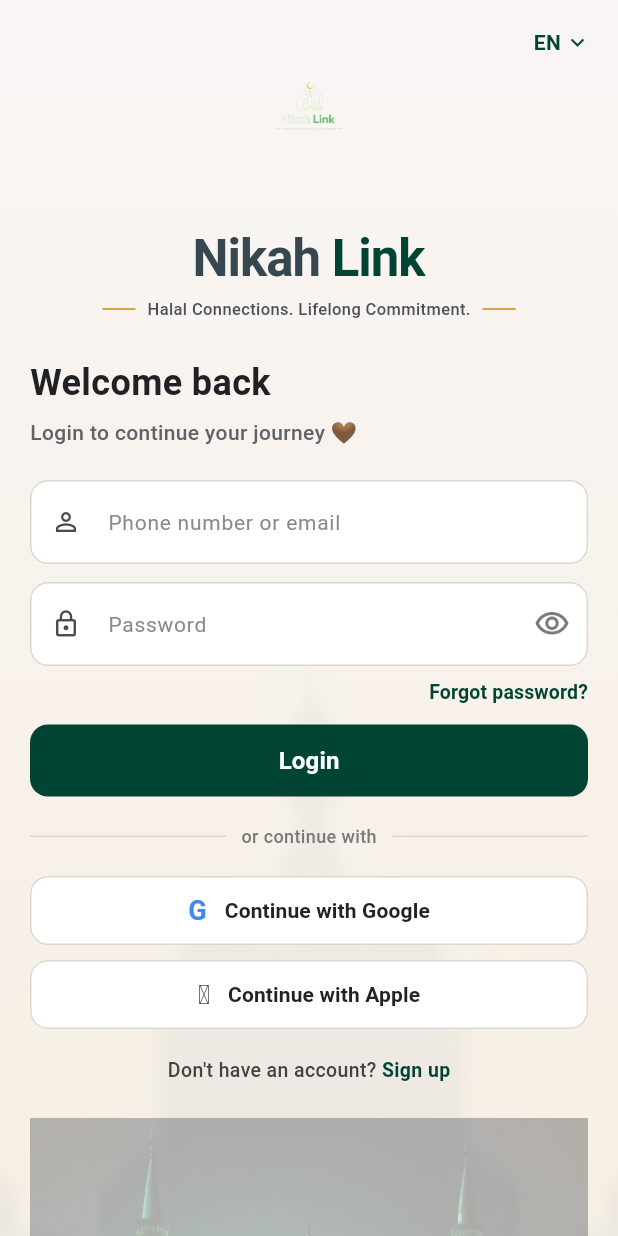
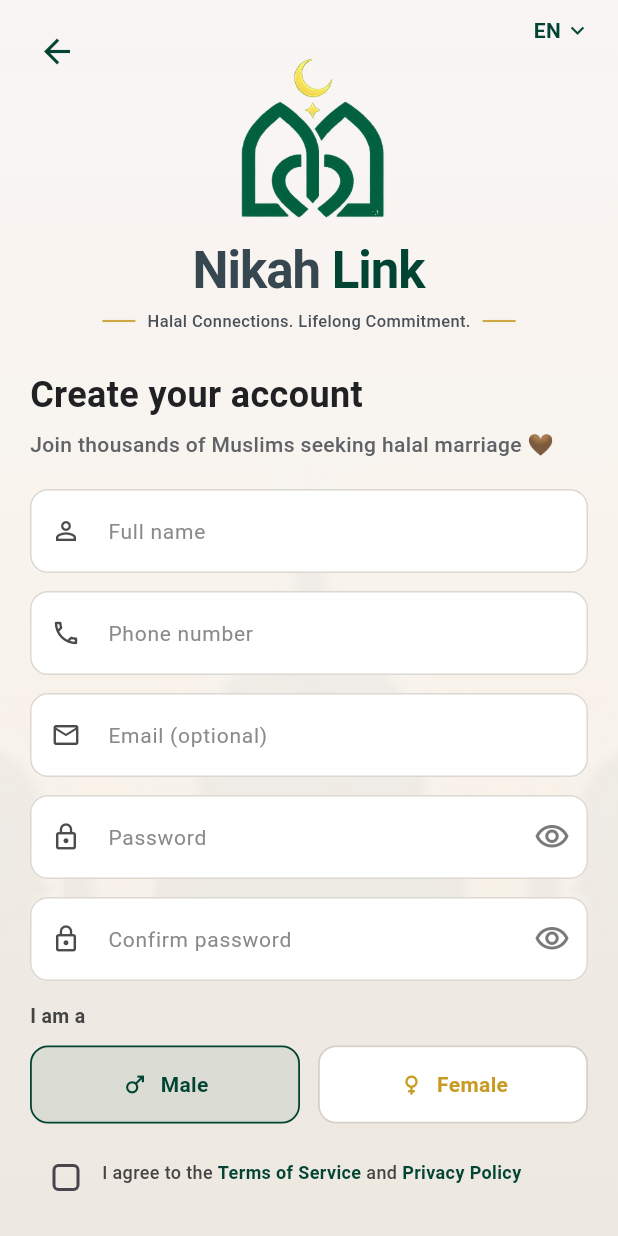
Before and after one commit to NawwalIbraheem/halal_link, a Flutter app: the screen it shows after launch, after a tap on "Sign up", on a phone screen of 412 x 824 dp. Run offline on Flutter 3.47's test engine with Material 3 defaults, Android fonts, the phone set to English and light mode, and no system bars; Roboto replaces fonts that are missing (Poppins).

Commit message:
splash screen and login page

```diff
--- a/lib/screens/login_screen.dart
+++ b/lib/screens/login_screen.dart
@@ -1,6 +1,8 @@
 import 'package:flutter/material.dart';
+import 'package:flutter/services.dart';
 
 import '../constants/app_colors.dart';
+import 'signup_screen.dart';
 
 class LoginScreen extends StatefulWidget {
   const LoginScreen({super.key});
@@ -14,11 +16,20 @@ class _LoginScreenState extends State<LoginScreen> {
 
   @override
   Widget build(BuildContext context) {
-		return Scaffold(
+    return AnnotatedRegion<SystemUiOverlayStyle>(
+      value: const SystemUiOverlayStyle(
+        statusBarColor: Colors.transparent,
+        statusBarIconBrightness: Brightness.dark,
+        statusBarBrightness: Brightness.light,
+      ),
+      child: Scaffold(
         backgroundColor: const Color(0xfffbfbf7),
-			body: SafeArea(
-				child: LayoutBuilder(
+        extendBodyBehindAppBar: true,
+        body: LayoutBuilder(
           builder: (context, constraints) {
+            final topInset = MediaQuery.of(context).padding.top;
+            final bottomInset = MediaQuery.of(context).padding.bottom;
+
             return Container(
               decoration: const BoxDecoration(
                 gradient: LinearGradient(
@@ -27,11 +38,6 @@ class _LoginScreenState extends State<LoginScreen> {
                   colors: [Color(0xfffdfdfb), Color(0xfff7f4eb)],
                 ),
               ),
-							child: SingleChildScrollView(
-								physics: const BouncingScrollPhysics(),
-								child: ConstrainedBox(
-									constraints: BoxConstraints(minHeight: constraints.maxHeight),
-									child: IntrinsicHeight(
               child: Stack(
                 children: [
                   Positioned.fill(
@@ -45,7 +51,7 @@ class _LoginScreenState extends State<LoginScreen> {
                     ),
                   ),
                   Positioned(
-													top: 18,
+                    top: topInset + 10,
                     right: 18,
                     child: Row(
                       mainAxisSize: MainAxisSize.min,
@@ -67,15 +73,24 @@ class _LoginScreenState extends State<LoginScreen> {
                       ],
                     ),
                   ),
-												Padding(
-													padding: const EdgeInsets.symmetric(horizontal: 20),
+                  Positioned.fill(
+                    child: SingleChildScrollView(
+                      physics: const BouncingScrollPhysics(),
+                      child: ConstrainedBox(
+                        constraints: BoxConstraints(
+                          minWidth: constraints.maxWidth,
+                          minHeight: constraints.maxHeight,
+                        ),
+                        child: IntrinsicHeight(
+                          child: Padding(
+                            padding: EdgeInsets.fromLTRB(20, topInset + 28, 20, bottomInset + 10),
                             child: Column(
                             children: [
-															const SizedBox(height: 30),
                               Image.asset(
-																'lib/assets/images/logo.png',
-																width: 112,
-																height: 112,
+                                'lib/assets/images/nikah_link_icon_green.png',
+                                width: 126,
+                                height: 126,
+                                fit: BoxFit.contain,
                               ),
                               const SizedBox(height: 10),
                               RichText(
@@ -90,7 +105,7 @@ class _LoginScreenState extends State<LoginScreen> {
                                         letterSpacing: -0.7,
                                       ),
                                     ),
-																		TextSpan(
+                                    const TextSpan(
                                       text: 'Link',
                                       style: TextStyle(
                                         fontSize: 34,
@@ -129,11 +144,11 @@ class _LoginScreenState extends State<LoginScreen> {
                                 ],
                               ),
                               const SizedBox(height: 24),
-															Align(
+                              const Align(
                                 alignment: Alignment.centerLeft,
                                 child: Column(
                                   crossAxisAlignment: CrossAxisAlignment.start,
-																	children: const [
+                                  children: [
                                     Text(
                                       'Welcome back',
                                       style: TextStyle(
@@ -155,7 +170,7 @@ class _LoginScreenState extends State<LoginScreen> {
                                 ),
                               ),
                               const SizedBox(height: 22),
-															_AuthField(
+                              const _AuthField(
                                 hintText: 'Phone number or email',
                                 prefixIcon: Icons.person_outline,
                               ),
@@ -244,13 +259,13 @@ class _LoginScreenState extends State<LoginScreen> {
                                 ],
                               ),
                               const SizedBox(height: 18),
-															_SocialButton(
+                              const _SocialButton(
                                 label: 'Continue with Google',
                                 icon: 'G',
-																iconColor: const Color(0xff4285f4),
+                                iconColor: Color(0xff4285f4),
                               ),
                               const SizedBox(height: 10),
-															_SocialButton(
+                              const _SocialButton(
                                 label: 'Continue with Apple',
                                 icon: '\u{f8ff}',
                                 iconColor: Colors.black,
@@ -270,7 +285,13 @@ class _LoginScreenState extends State<LoginScreen> {
                                       ),
                                     ),
                                     GestureDetector(
-																			onTap: () {},
+                                      onTap: () {
+                                        Navigator.of(context).push(
+                                          MaterialPageRoute(
+                                            builder: (_) => const SignupScreen(),
+                                          ),
+                                        );
+                                      },
                                       child: const Text(
                                         'Sign up',
                                         style: TextStyle(
@@ -285,8 +306,8 @@ class _LoginScreenState extends State<LoginScreen> {
                               ),
                               const SizedBox(height: 22),
                               const Spacer(),
-															Padding(
-																padding: const EdgeInsets.only(bottom: 0),
+                              SizedBox(
+                                width: double.infinity,
                                 child: Opacity(
                                   opacity: 0.28,
                                   child: Image.asset(
@@ -299,10 +320,11 @@ class _LoginScreenState extends State<LoginScreen> {
                             ],
                           ),
                         ),
-											],
                       ),
                     ),
                     ),
+                  ),
+                ],
               ),
             );
           },
--- a/lib/screens/signup_screen.dart
+++ b/lib/screens/signup_screen.dart
@@ -0,0 +1,504 @@
+import 'package:flutter/material.dart';
+import 'package:flutter/services.dart';
+
+import '../constants/app_colors.dart';
+
+class SignupScreen extends StatefulWidget {
+	const SignupScreen({super.key});
+
+	@override
+	State<SignupScreen> createState() => _SignupScreenState();
+}
+
+class _SignupScreenState extends State<SignupScreen> {
+	bool _obscurePassword = true;
+	bool _obscureConfirmPassword = true;
+	bool _agreeToTerms = false;
+	String _selectedGender = 'Male';
+
+	@override
+	Widget build(BuildContext context) {
+		return AnnotatedRegion<SystemUiOverlayStyle>(
+			value: const SystemUiOverlayStyle(
+				statusBarColor: Colors.transparent,
+				statusBarIconBrightness: Brightness.dark,
+				statusBarBrightness: Brightness.light,
+			),
+			child: Scaffold(
+				backgroundColor: const Color(0xfffbfbf7),
+				extendBodyBehindAppBar: true,
+				body: LayoutBuilder(
+					builder: (context, constraints) {
+						final topInset = MediaQuery.of(context).padding.top;
+						final bottomInset = MediaQuery.of(context).padding.bottom;
+
+						return Container(
+							decoration: const BoxDecoration(
+								gradient: LinearGradient(
+									begin: Alignment.topCenter,
+									end: Alignment.bottomCenter,
+									colors: [Color(0xfffdfdfb), Color(0xfff7f4eb)],
+								),
+							),
+							child: Stack(
+								children: [
+									Positioned.fill(
+										child: Opacity(
+											opacity: 0.05,
+											child: Image.asset(
+												'lib/assets/images/Mosque Skyline.jpg',
+												fit: BoxFit.cover,
+												alignment: Alignment.bottomCenter,
+											),
+										),
+									),
+									Positioned(
+										top: topInset + 10,
+										left: 14,
+										child: IconButton(
+											onPressed: () => Navigator.of(context).maybePop(),
+											icon: const Icon(
+												Icons.arrow_back,
+												color: AppColors.primaryGreen,
+												size: 26,
+											),
+										),
+									),
+									Positioned(
+										top: topInset + 10,
+										right: 18,
+										child: Row(
+											mainAxisSize: MainAxisSize.min,
+											children: const [
+												Text(
+													'EN',
+													style: TextStyle(
+														color: AppColors.primaryGreen,
+														fontWeight: FontWeight.w700,
+														fontSize: 14,
+													),
+												),
+												SizedBox(width: 2),
+												Icon(
+													Icons.keyboard_arrow_down,
+													color: AppColors.primaryGreen,
+													size: 18,
+												),
+											],
+										),
+									),
+									Positioned.fill(
+										child: SingleChildScrollView(
+											physics: const BouncingScrollPhysics(),
+											child: ConstrainedBox(
+												constraints: BoxConstraints(
+													minWidth: constraints.maxWidth,
+													minHeight: constraints.maxHeight,
+												),
+												child: IntrinsicHeight(
+													child: Padding(
+														padding: EdgeInsets.fromLTRB(20, topInset + 24, 20, bottomInset + 10),
+														child: Column(
+															children: [
+																Image.asset(
+																	'lib/assets/images/nikah_link_icon_green.png',
+																	width: 126,
+																	height: 126,
+																	fit: BoxFit.contain,
+																),
+																const SizedBox(height: 10),
+																RichText(
+																	text: TextSpan(
+																		children: [
+																			TextSpan(
+																				text: 'Nikah ',
+																				style: TextStyle(
+																					fontSize: 34,
+																					fontWeight: FontWeight.w700,
+																					color: Colors.blueGrey.shade800,
+																					letterSpacing: -0.7,
+																				),
+																			),
+																			const TextSpan(
+																				text: 'Link',
+																				style: TextStyle(
+																					fontSize: 34,
+																					fontWeight: FontWeight.w700,
+																					color: AppColors.primaryGreen,
+																					letterSpacing: -0.7,
+																				),
+																			),
+																		],
+																	),
+																),
+																const SizedBox(height: 6),
+																Row(
+																	mainAxisAlignment: MainAxisAlignment.center,
+																	children: [
+																		Container(
+																			width: 22,
+																			height: 1.4,
+																			color: const Color.fromRGBO(200, 155, 36, 0.85),
+																		),
+																		const SizedBox(width: 8),
+																		const Text(
+																			'Halal Connections. Lifelong Commitment.',
+																			style: TextStyle(
+																				color: Color(0xff495057),
+																				fontSize: 11,
+																				fontWeight: FontWeight.w500,
+																			),
+																		),
+																		const SizedBox(width: 8),
+																		Container(
+																			width: 22,
+																			height: 1.4,
+																			color: const Color.fromRGBO(200, 155, 36, 0.85),
+																		),
+																	],
+																),
+																const SizedBox(height: 24),
+																const Align(
+																	alignment: Alignment.centerLeft,
+																	child: Column(
+																		crossAxisAlignment: CrossAxisAlignment.start,
+																		children: [
+																			Text(
+																				'Create your account',
+																				style: TextStyle(
+																					fontSize: 24,
+																					fontWeight: FontWeight.w700,
+																					color: Color(0xff202124),
+																				),
+																			),
+																			SizedBox(height: 6),
+																			Text(
+																				'Join thousands of Muslims seeking halal marriage 🤎',
+																				style: TextStyle(
+																					fontSize: 14,
+																					color: Color(0xff5f6368),
+																					fontWeight: FontWeight.w500,
+																				),
+																			),
+																		],
+																	),
+																),
+																const SizedBox(height: 20),
+																const _AuthField(
+																	hintText: 'Full name',
+																	prefixIcon: Icons.person_outline,
+																),
+																const SizedBox(height: 12),
+																const _AuthField(
+																	hintText: 'Phone number',
+																	prefixIcon: Icons.phone_outlined,
+																),
+																const SizedBox(height: 12),
+																const _AuthField(
+																	hintText: 'Email (optional)',
+																	prefixIcon: Icons.mail_outline,
+																),
+																const SizedBox(height: 12),
+																_AuthField(
+																	hintText: 'Password',
+																	prefixIcon: Icons.lock_outline,
+																	obscureText: _obscurePassword,
+																	suffixIcon: IconButton(
+																		onPressed: () {
+																			setState(() {
+																				_obscurePassword = !_obscurePassword;
+																			});
+																		},
+																		icon: Icon(
+																			_obscurePassword ? Icons.visibility_outlined : Icons.visibility_off_outlined,
+																			color: const Color(0xff7a7a7a),
+																		),
+																	),
+																),
+																const SizedBox(height: 12),
+																_AuthField(
+																	hintText: 'Confirm password',
+																	prefixIcon: Icons.lock_outline,
+																	obscureText: _obscureConfirmPassword,
+																	suffixIcon: IconButton(
+																		onPressed: () {
+																			setState(() {
+																				_obscureConfirmPassword = !_obscureConfirmPassword;
+																			});
+																		},
+																		icon: Icon(
+																			_obscureConfirmPassword ? Icons.visibility_outlined : Icons.visibility_off_outlined,
+																			color: const Color(0xff7a7a7a),
+																		),
+																	),
+																),
+																const SizedBox(height: 14),
+																const Align(
+																	alignment: Alignment.centerLeft,
+																	child: Text(
+																		'I am a',
+																		style: TextStyle(
+																			fontSize: 13,
+																			fontWeight: FontWeight.w600,
+																			color: Color(0xff444444),
+																		),
+																	),
+																),
+																const SizedBox(height: 10),
+																Row(
+																	children: [
+																		Expanded(
+																			child: _GenderOption(
+																				label: 'Male',
+																				icon: Icons.male,
+																				active: _selectedGender == 'Male',
+																				color: AppColors.primaryGreen,
+																				onTap: () => setState(() => _selectedGender = 'Male'),
+																			),
+																		),
+																		const SizedBox(width: 12),
+																		Expanded(
+																			child: _GenderOption(
+																				label: 'Female',
+																				icon: Icons.female,
+																				active: _selectedGender == 'Female',
+																				color: AppColors.gold,
+																				onTap: () => setState(() => _selectedGender = 'Female'),
+																			),
+																		),
+																	],
+																),
+																const SizedBox(height: 14),
+																Row(
+																	crossAxisAlignment: CrossAxisAlignment.start,
+																	children: [
+																		Transform.translate(
+																			offset: const Offset(0, -2),
+																			child: Checkbox(
+																				value: _agreeToTerms,
+																				onChanged: (value) {
+																					setState(() {
+																						_agreeToTerms = value ?? false;
+																					});
+																				},
+																				activeColor: AppColors.primaryGreen,
+																				shape: RoundedRectangleBorder(borderRadius: BorderRadius.circular(4)),
+																			),
+																		),
+																		Expanded(
+																			child: Padding(
+																				padding: const EdgeInsets.only(top: 10),
+																				child: Wrap(
+																					children: const [
+																						Text(
+																							'I agree to the ',
+																							style: TextStyle(
+																								color: Color(0xff444444),
+																								fontSize: 12,
+																								fontWeight: FontWeight.w500,
+																							),
+																						),
+																						Text(
+																							'Terms of Service',
+																							style: TextStyle(
+																								color: AppColors.primaryGreen,
+																								fontSize: 12,
+																								fontWeight: FontWeight.w700,
+																							),
+																						),
+																						Text(
+																							' and ',
+																							style: TextStyle(
+																								color: Color(0xff444444),
+																								fontSize: 12,
+																								fontWeight: FontWeight.w500,
+																							),
+																						),
+																						Text(
+																							'Privacy Policy',
+																							style: TextStyle(
+																								color: AppColors.primaryGreen,
+																								fontSize: 12,
+																								fontWeight: FontWeight.w700,
+																							),
+																						),
+																					],
+																				),
+																			),
+																		),
+																	],
+																),
+																const SizedBox(height: 14),
+																SizedBox(
+																	width: double.infinity,
+																	height: 48,
+																	child: ElevatedButton(
+																		onPressed: () {},
+																		style: ElevatedButton.styleFrom(
+																			backgroundColor: AppColors.primaryGreen,
+																			foregroundColor: Colors.white,
+																			elevation: 0,
+																			shape: RoundedRectangleBorder(
+																				borderRadius: BorderRadius.circular(12),
+																			),
+																		),
+																		child: const Text(
+																			'Create Account',
+																			style: TextStyle(
+																				fontSize: 16,
+																				fontWeight: FontWeight.w700,
+																			),
+																		),
+																	),
+																),
+																const SizedBox(height: 16),
+																Center(
+																	child: Wrap(
+																		crossAxisAlignment: WrapCrossAlignment.center,
+																		children: [
+																			const Text(
+																				'Already have an account? ',
+																				style: TextStyle(
+																					color: Color(0xff434343),
+																					fontSize: 13,
+																					fontWeight: FontWeight.w500,
+																				),
+																			),
+																			GestureDetector(
+																				onTap: () => Navigator.of(context).maybePop(),
+																				child: const Text(
+																					'Login',
+																					style: TextStyle(
+																						color: AppColors.primaryGreen,
+																						fontSize: 13,
+																						fontWeight: FontWeight.w700,
+																					),
+																				),
+																			),
+																		],
+																	),
+																),
+																const Spacer(),
+																Opacity(
+																	opacity: 0.28,
+																	child: Image.asset(
+																		'lib/assets/images/Mosque Skyline 2.jpg',
+																		fit: BoxFit.fitWidth,
+																		width: double.infinity,
+																	),
+																),
+															],
+														),
+													),
+												),
+											),
+										),
+									),
+								],
+							),
+						);
+					},
+				),
+			),
+		);
+	}
+}
+
+class _AuthField extends StatelessWidget {
+	const _AuthField({
+		required this.hintText,
+		required this.prefixIcon,
+		this.suffixIcon,
+		this.obscureText = false,
+	});
+
+	final String hintText;
+	final IconData prefixIcon;
+	final Widget? suffixIcon;
+	final bool obscureText;
+
+	@override
+	Widget build(BuildContext context) {
+		return TextField(
+			obscureText: obscureText,
+			decoration: InputDecoration(
+				hintText: hintText,
+				hintStyle: const TextStyle(
+					color: Color(0xff8a8a8a),
+					fontSize: 14,
+					fontWeight: FontWeight.w400,
+				),
+				filled: true,
+				fillColor: Colors.white,
+				contentPadding: const EdgeInsets.symmetric(horizontal: 16, vertical: 16),
+				prefixIcon: Icon(prefixIcon, color: const Color(0xff4b4b4b), size: 20),
+				suffixIcon: suffixIcon,
+				border: OutlineInputBorder(
+					borderRadius: BorderRadius.circular(12),
+					borderSide: const BorderSide(color: Color(0xffdbd8cf)),
+				),
+				enabledBorder: OutlineInputBorder(
+					borderRadius: BorderRadius.circular(12),
+					borderSide: const BorderSide(color: Color(0xffdbd8cf)),
+				),
+				focusedBorder: OutlineInputBorder(
+					borderRadius: BorderRadius.circular(12),
+					borderSide: const BorderSide(color: AppColors.primaryGreen, width: 1.2),
+				),
+			),
+		);
+	}
+}
+
+class _GenderOption extends StatelessWidget {
+	const _GenderOption({
+		required this.label,
+		required this.icon,
+		required this.active,
+		required this.color,
+		required this.onTap,
+	});
+
+	final String label;
+	final IconData icon;
+	final bool active;
+	final Color color;
+	final VoidCallback onTap;
+
+	@override
+	Widget build(BuildContext context) {
+		final borderColor = active ? color : const Color(0xffd7d2c7);
+		final backgroundColor = active
+			? (color == AppColors.primaryGreen
+				? const Color.fromRGBO(1, 68, 51, 0.08)
+				: const Color.fromRGBO(200, 155, 36, 0.08))
+			: Colors.white;
+
+		return InkWell(
+			onTap: onTap,
+			borderRadius: BorderRadius.circular(12),
+			child: Container(
+				height: 52,
+				decoration: BoxDecoration(
+					color: backgroundColor,
+					borderRadius: BorderRadius.circular(12),
+					border: Border.all(color: borderColor, width: 1.2),
+				),
+				child: Row(
+					mainAxisAlignment: MainAxisAlignment.center,
+					children: [
+						Icon(icon, color: color, size: 18),
+						const SizedBox(width: 8),
+						Text(
+							label,
+							style: TextStyle(
+								color: color,
+								fontWeight: FontWeight.w700,
+							),
+						),
+					],
+				),
+			),
+		);
+	}
+}
--- a/lib/screens/splash_screen.dart
+++ b/lib/screens/splash_screen.dart
@@ -103,7 +103,7 @@ class _SplashScreenState extends State<SplashScreen> {
                       mainAxisSize: MainAxisSize.min,
                       children: [
                         Image.asset(
-                          'lib/assets/images/logo.png',
+                          'lib/assets/images/nikah_link_icon.png',
                           width: width * 0.34,
                           height: width * 0.34,
                         ),
```
Also changed, not shown: lib/assets/images/nikah_link_icon_green.png (added), 8 other files. Lines whose indentation alone changed are shown as unchanged.
